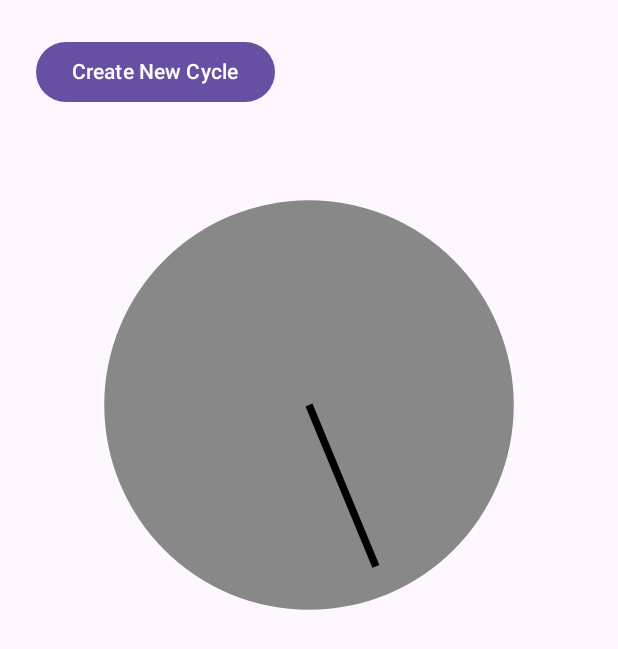
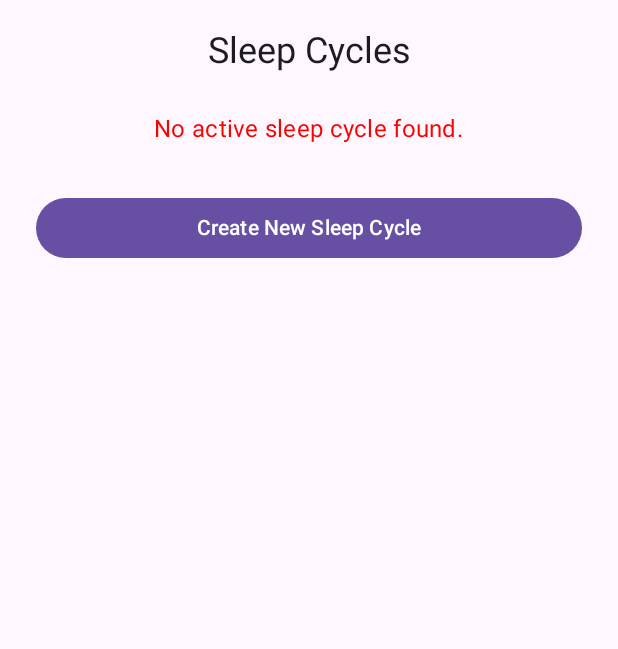
Before and after one commit to gull28/sleepcycle, an Android app built with Jetpack Compose: the screen it shows after launch (MainActivity), on a phone screen of 412 x 824 dp. Shown: the top 649 px of the screen. Run offline under Robolectric (Android 15) with nearby library versions, the phone set to English and light mode, and no system bars; our stand-ins replace Dagger/Hilt's generated code, livedata-compose.

Commit message:
top app bar fixes styling updates

```diff
--- a/app/src/main/java/com/example/sleep_cycle/MainActivity.kt
+++ b/app/src/main/java/com/example/sleep_cycle/MainActivity.kt
@@ -41,7 +41,6 @@ class MainActivity : ComponentActivity() {
     }
 }
 
-@SuppressLint("UnusedMaterial3ScaffoldPaddingParameter")
 @RequiresApi(Build.VERSION_CODES.O)
 @Composable
 fun MainScreen(navController: NavHostController) {
@@ -58,10 +57,15 @@ fun MainScreen(navController: NavHostController) {
                 CustomTopAppBar(navController = navController, showBackButton = true)
             }
         }
-    ) {
-        AppNavHost(navController = navController)
+    ) { innerPadding ->
+        // Apply the innerPadding to the content
+        AppNavHost(
+            navController = navController,
+            modifier = Modifier.padding(innerPadding)
+        )
     }
 }
+
 
 @OptIn(ExperimentalMaterial3Api::class)
 @Composable
--- a/app/src/main/java/com/example/sleep_cycle/Navigation.kt
+++ b/app/src/main/java/com/example/sleep_cycle/Navigation.kt
@@ -1,6 +1,7 @@
 import android.os.Build
 import androidx.annotation.RequiresApi
 import androidx.compose.runtime.Composable
+import androidx.compose.ui.Modifier
 import androidx.hilt.navigation.compose.hiltViewModel
 import androidx.navigation.NavController
 import androidx.navigation.NavHostController
@@ -13,14 +14,14 @@ import com.example.sleep_cycle.ui.screens.SleepCycleScreen
 
 @RequiresApi(Build.VERSION_CODES.O)
 @Composable
-fun AppNavHost(navController: NavHostController) {
-    val viewModel: SleepCycleViewModel =   hiltViewModel()
+fun AppNavHost(navController: NavHostController, modifier: Modifier) {
+    val viewModel: SleepCycleViewModel = hiltViewModel()
 
     NavHost(
         navController = navController,
         startDestination = "home",
         route = "main_graph",
-
+        modifier = modifier
         ) {
         composable("home") {
             HomeScreen(navController = navController, viewModel = viewModel)
--- a/app/src/main/java/com/example/sleep_cycle/ui/screens/HomeFragment.kt
+++ b/app/src/main/java/com/example/sleep_cycle/ui/screens/HomeFragment.kt
@@ -1,55 +1,103 @@
 package com.example.sleep_cycle.ui.screens
 
 import android.util.Log
-import androidx.compose.foundation.layout.Box
-import androidx.compose.foundation.layout.Column
-import androidx.compose.foundation.layout.Spacer
-import androidx.compose.foundation.layout.fillMaxSize
-import androidx.compose.foundation.layout.height
-import androidx.compose.foundation.layout.padding
-import androidx.compose.material3.Button
-import androidx.compose.material3.Text
+import androidx.compose.foundation.layout.*
+import androidx.compose.material3.*
 import androidx.compose.runtime.*
+import androidx.compose.ui.Alignment
 import androidx.compose.ui.Modifier
+import androidx.compose.ui.graphics.Color
+import androidx.compose.ui.text.style.TextAlign
 import androidx.compose.ui.unit.dp
+import androidx.compose.ui.unit.sp
 import androidx.navigation.NavController
 import com.example.sleep_cycle.data.viewmodels.SleepCycleViewModel
 import com.example.sleep_cycle.ui.components.SleepCycleList
 import androidx.compose.foundation.rememberScrollState
 import androidx.compose.foundation.verticalScroll
 import androidx.compose.runtime.livedata.observeAsState
-import com.example.sleep_cycle.data.models.SleepCycle
 import com.example.sleep_cycle.ui.components.Clock
 
+@OptIn(ExperimentalMaterial3Api::class)
 @Composable
 fun HomeScreen(navController: NavController, viewModel: SleepCycleViewModel) {
     // Observe sleepCycles and activeSleepCycle from the ViewModel
     viewModel.getAllSleepCycles()
     val sleepCycles by viewModel.sleepCycles.observeAsState(initial = emptyList()) // Observe list of cycles
-    val activeSleepCycle by viewModel.activeSleepCycle.observeAsState() // Observe active sleep cycle
+    val activeSleepCycle by viewModel.activeSleepCycle.observeAsState()
+
+    // Loading state
+    var isLoading by remember { mutableStateOf(true) }
+    LaunchedEffect(sleepCycles) {
+        isLoading = false
+    }
 
     Box(
         modifier = Modifier
             .fillMaxSize()
-            .verticalScroll(rememberScrollState())
-            .padding(8.dp)
+            .padding(horizontal = 8.dp)
     ) {
         Column(
             modifier = Modifier
                 .fillMaxSize()
-                .padding(16.dp)
+                .padding(16.dp),
+            horizontalAlignment = Alignment.CenterHorizontally
         ) {
+            Text(
+                text = "Sleep Cycles",
+                style = MaterialTheme.typography.headlineMedium.copy(fontSize = 24.sp),
+                textAlign = TextAlign.Center,
+                modifier = Modifier.padding(bottom = 16.dp)
+            )
+
+            if (isLoading) {
+                CircularProgressIndicator(
+                    modifier = Modifier
+                        .padding(16.dp)
+                        .align(Alignment.CenterHorizontally)
+                )
+            } else if (activeSleepCycle != null && activeSleepCycle!!.sleepTimes.isNotEmpty()) {
+                Clock(vertices = activeSleepCycle!!.getSleepTimeVertices())
+            }else if (activeSleepCycle == null){
+                Text(
+                    text = "No active sleep cycle found.",
+                    color = Color.Red,
+                    style = MaterialTheme.typography.bodyMedium.copy(fontSize = 16.sp),
+                    modifier = Modifier.padding(8.dp)
+                )
+            }
+            else {
+                Text(
+                    text = "No sleep times found.",
+                    color = Color.Red,
+                    style = MaterialTheme.typography.bodyMedium.copy(fontSize = 16.sp),
+                    modifier = Modifier.padding(8.dp)
+                )
+
+                Button(
+                    onClick = { activeSleepCycle?.let { viewModel.setSleepCycle(sleepCycle = it) }
+                              navController.navigate("detailsScreen")
+                              },
+                    modifier = Modifier.padding(top = 16.dp)
+                ) {
+                    Text("Add Sleep Times")
+                }
+            }
+
+            Spacer(modifier = Modifier.height(24.dp))
+
             Button(
                 onClick = { navController.navigate("newCycleScreen") },
-                modifier = Modifier.padding(bottom = 16.dp)
+                modifier = Modifier
+                    .fillMaxWidth()
+                    .padding(bottom = 16.dp)
             ) {
-                Text("Create New Cycle")
+                Text("Create New Sleep Cycle")
             }
-
-            Clock(vertices = activeSleepCycle?.getSleepTimeVertices())
 
             Spacer(modifier = Modifier.height(16.dp))
 
+            // SleepCycle List
             SleepCycleList(
                 sleepCycles = sleepCycles,
                 navController = navController,
```
Also changed, not shown: app/src/main/java/com/example/sleep_cycle/ui/components/Clock.kt (+22 -28 lines), app/src/main/java/com/example/sleep_cycle/ui/components/SleepCycleAdapter.kt (+5 -2 lines), app/src/main/java/com/example/sleep_cycle/ui/screens/NewCycleFragment.kt (+1 -8 lines).
